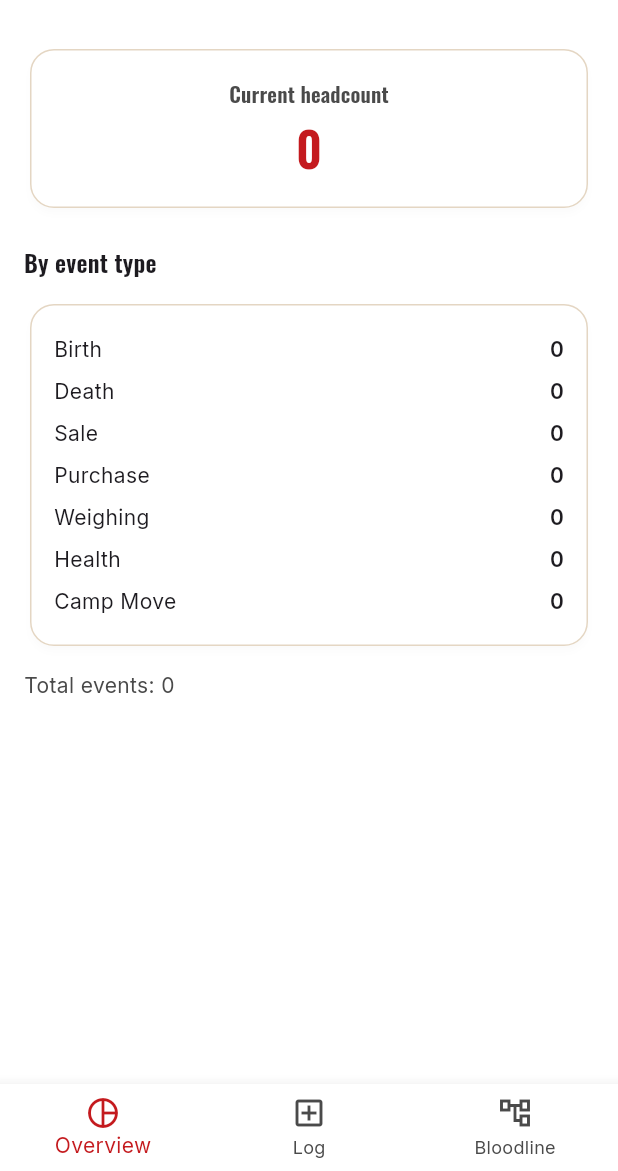
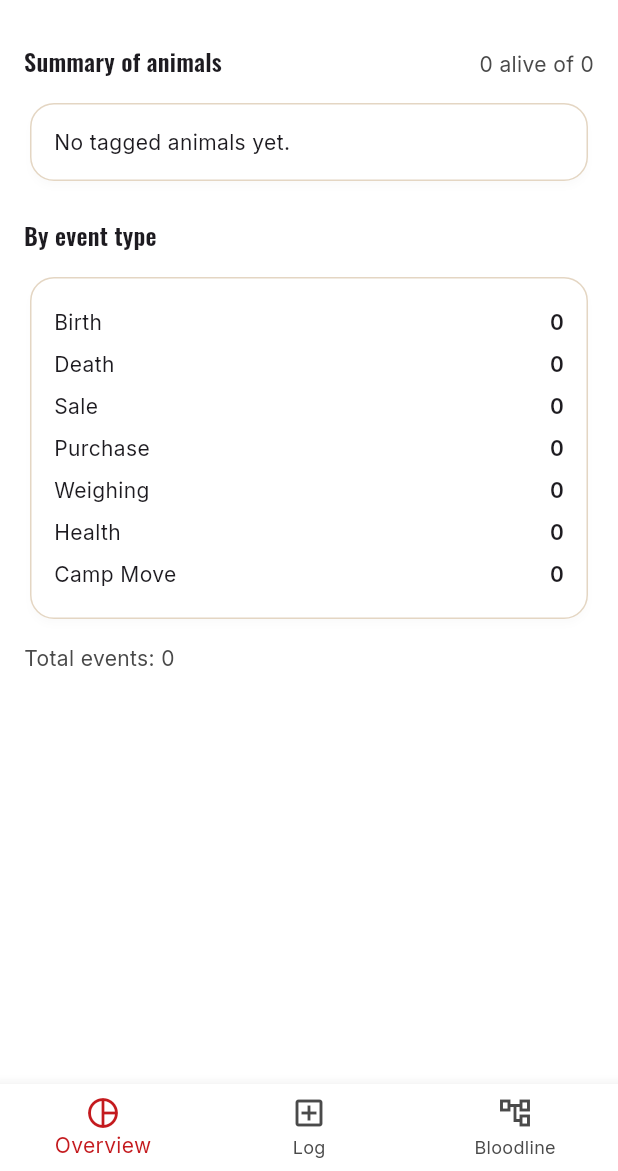
Before and after one commit to DFourie87/Nanini, a Flutter app: the GameSpeciesHomeScreen screen opened directly with empty values, on a phone screen of 412 x 824 dp, the part 65-1236 px from its top. Run offline on Flutter 3.47's test engine with Material 3 defaults, Android fonts, the phone set to English and light mode, and no system bars; our stand-ins replace csv, file_picker, fl_chart, flutter_map, google_fonts, latlong2 and 5 more; missing offline and left inert: excel; accounts and stored records are empty.

Commit message:
Replace headcount number with a per-animal summary on Game Overview
Instead of a single "Current headcount" number, the Overview tab now
lists every tagged animal with its status (Alive, or Death/Sale if
no longer on the farm) and current camp, plus an "X alive of Y total"
line. By event type and By camp breakdowns are unchanged.

Co-Authored-By: Claude Sonnet 5 <noreply@anthropic.com>
Claude-Session: https://claude.ai/code/session_0154FLxM7bQ7qjn16GE6RHFv

```diff
--- a/nanini_app/lib/features/game_breeding/game_overview_screen.dart
+++ b/nanini_app/lib/features/game_breeding/game_overview_screen.dart
@@ -16,8 +16,9 @@ class GameOverviewScreen extends StatelessWidget {
         final events = (snap.data ?? []).where((e) => e.species == species).toList();
 
         final counts = {for (final t in GameEventType.values) t: events.where((e) => e.eventType == t).length};
-        final headcount =
-            (counts[GameEventType.birth] ?? 0) + (counts[GameEventType.purchase] ?? 0) - (counts[GameEventType.death] ?? 0) - (counts[GameEventType.sale] ?? 0);
+
+        final animalTags = {for (final e in events) if ((e.tagNumber ?? '').isNotEmpty) e.tagNumber!}.toList()..sort();
+        final aliveCount = animalTags.where((t) => _isAlive(t, events)).length;
 
         final weighings = events.where((e) => e.eventType == GameEventType.weighing && e.weightKg != null).toList();
         final avgWeight = weighings.isEmpty ? null : weighings.fold<double>(0, (s, e) => s + e.weightKg!) / weighings.length;
@@ -34,14 +35,27 @@ class GameOverviewScreen extends StatelessWidget {
         return ListView(
           padding: const EdgeInsets.all(16),
           children: [
+            Row(
+              mainAxisAlignment: MainAxisAlignment.spaceBetween,
+              crossAxisAlignment: CrossAxisAlignment.end,
+              children: [
+                Text('Summary of animals', style: Theme.of(context).textTheme.titleMedium),
+                Text('$aliveCount alive of ${animalTags.length}', style: const TextStyle(color: NaniniColors.muted)),
+              ],
+            ),
+            const SizedBox(height: 12),
+            if (animalTags.isEmpty)
+              const Card(child: Padding(padding: EdgeInsets.all(16), child: Text('No tagged animals yet.')))
+            else
               Card(
                 child: Padding(
-                padding: const EdgeInsets.all(20),
+                  padding: const EdgeInsets.symmetric(horizontal: 16, vertical: 8),
                   child: Column(
                     children: [
-                    Text('Current headcount', style: Theme.of(context).textTheme.titleSmall?.copyWith(color: NaniniColors.muted)),
-                    const SizedBox(height: 6),
-                    Text('$headcount', style: Theme.of(context).textTheme.headlineLarge?.copyWith(color: NaniniColors.rustDark)),
+                      for (var i = 0; i < animalTags.length; i++) ...[
+                        if (i > 0) const Divider(height: 1),
+                        _animalRow(animalTags[i], events),
+                      ],
                     ],
                   ),
                 ),
@@ -97,6 +111,37 @@ class GameOverviewScreen extends StatelessWidget {
     return last != GameEventType.death && last != GameEventType.sale;
   }
 
+  Widget _animalRow(String tag, List<GameEvent> events) {
+    final alive = _isAlive(tag, events);
+    final tagEvents = events.where((e) => e.tagNumber == tag).toList()
+      ..sort((a, b) {
+        final byDate = a.eventDate.compareTo(b.eventDate);
+        return byDate != 0 ? byDate : a.createdAt.compareTo(b.createdAt);
+      });
+    final status = alive ? 'Alive' : gameEventTypeLabel(tagEvents.last.eventType);
+    final statusColor = alive ? NaniniColors.green : NaniniColors.red;
+    final camp = currentCampFor(tag, events);
+
+    return Padding(
+      padding: const EdgeInsets.symmetric(vertical: 8),
+      child: Row(
+        children: [
+          Expanded(child: Text(tag, style: const TextStyle(fontWeight: FontWeight.w600))),
+          if (camp != null)
+            Padding(
+              padding: const EdgeInsets.only(right: 8),
+              child: Text(camp, style: const TextStyle(color: NaniniColors.muted, fontSize: 12)),
+            ),
+          Container(
+            padding: const EdgeInsets.symmetric(horizontal: 8, vertical: 3),
+            decoration: BoxDecoration(color: statusColor.withValues(alpha: 0.15), borderRadius: BorderRadius.circular(999)),
+            child: Text(status, style: TextStyle(color: statusColor, fontSize: 11, fontWeight: FontWeight.w700)),
+          ),
+        ],
+      ),
+    );
+  }
+
   Widget _row(String label, String value) => Padding(
         padding: const EdgeInsets.symmetric(vertical: 4),
         child: Row(mainAxisAlignment: MainAxisAlignment.spaceBetween, children: [Text(label), Text(value, style: const TextStyle(fontWeight: FontWeight.w600))]),
```
Lines whose indentation alone changed are shown as unchanged.
